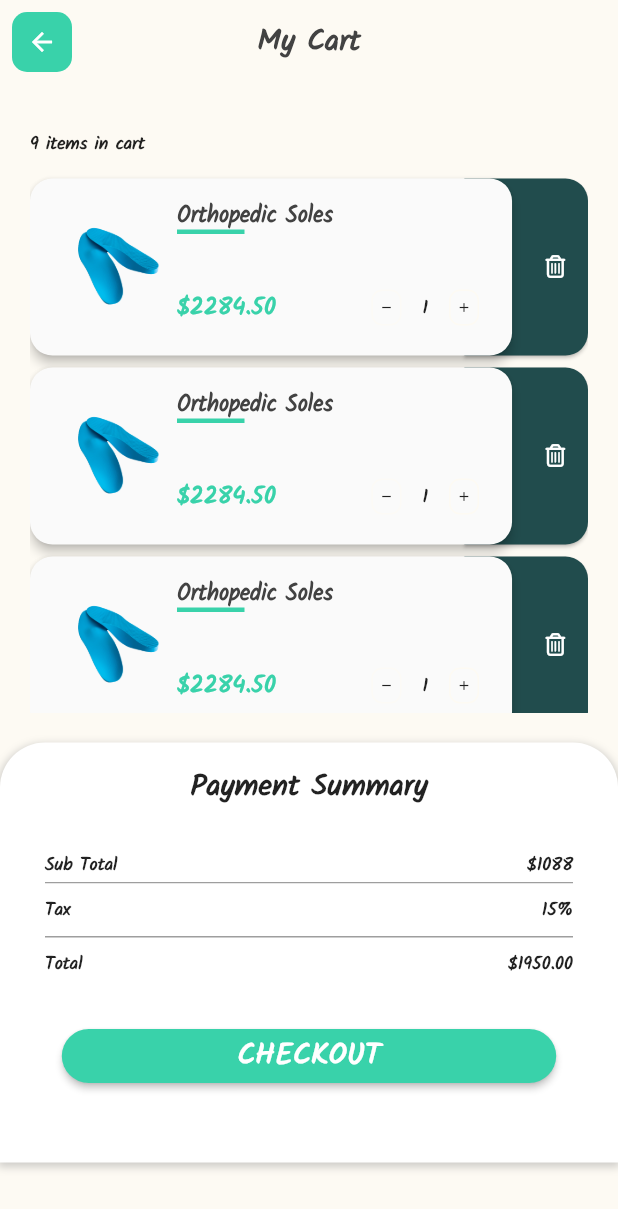
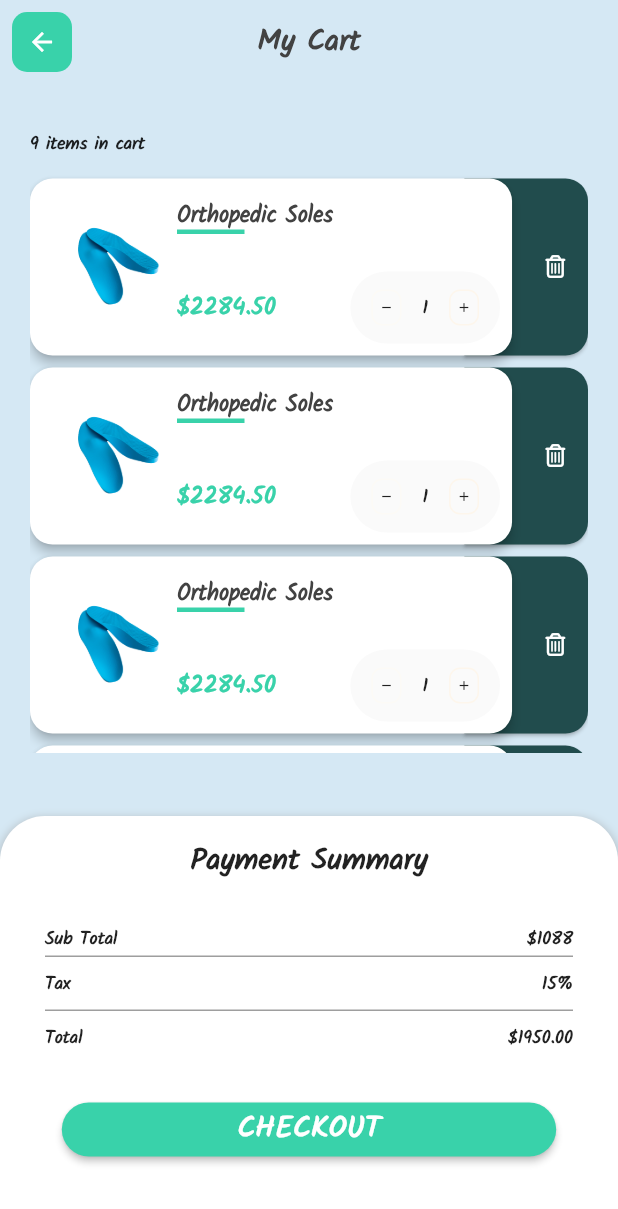
Before and after one commit to Kevin-Halll/pharmacy_store, a Flutter app: the Cart screen opened by its route, on a phone screen of 412 x 824 dp. Shown: the top 1209 px of the screen. Run offline on Flutter 3.47's test engine with Material 2 defaults, Android fonts, the phone set to English and light mode, and no system bars; our stand-ins replace font_awesome_flutter.

Commit message:
positional fixes and color adjustments

```diff
--- a/lib/screens/cart-screen.dart
+++ b/lib/screens/cart-screen.dart
@@ -19,7 +19,7 @@ class _CartState extends State<Cart> {
   Widget build(BuildContext context) {
     return SafeArea(child:
     Scaffold(
-      backgroundColor: Paints.white1,
+      backgroundColor: Color(0xFFD5E8F4),
       appBar: AppBar(
         backgroundColor: Colors.transparent,
         elevation: 0,
@@ -43,8 +43,8 @@ class _CartState extends State<Cart> {
         title: TextLG(text: "My Cart", color: Paints.darkGrey,),
       ),
 
-      body: SingleChildScrollView(
-        child: Column(
+      body: Container(
+        child: Stack(
           children: [
             Padding(
               padding: const EdgeInsets.all(20.0),
@@ -60,7 +60,7 @@ class _CartState extends State<Cart> {
                     ),
                   ),
                   SizedBox(
-                    height: 360,
+                    height: MediaQuery.of(context).size.height * 0.47,
                     child: ListView.builder(
                       itemCount: item.length,
                       itemBuilder: (context, index) {
--- a/lib/utils/colors.dart
+++ b/lib/utils/colors.dart
@@ -5,7 +5,8 @@ class Paints {
   static final secondaryColor =  Color(0xFF39D2AA);
   static final tertiaryColor =  Color(0xFFD67D00);
   // static final tertiaryColor =  Color(0xFFFCA224);
-  static final white1 = Color(0xFFFDFAF3);
+  // static final white1 = Color(0xFFFDFAF3);
+  static final white1 = Color(0xFFFDF6EC);
   static final whiteOpacity = Color(0x99FDFAF3);
   static final darkGrey = Colors.grey[800];
 }
--- a/lib/widgets/cart-card.dart
+++ b/lib/widgets/cart-card.dart
@@ -65,7 +65,7 @@ class _CartCardState extends State<CartCard> {
                 child: Material(
                   borderRadius: BorderRadius.circular(15),
 
-                  // color: Paints.darkGrey,
+                  color: Colors.white,
                   elevation: 3,
                   child: Padding(
                     padding: const EdgeInsets.all(8.0),
```
Also changed, not shown: lib/screens/products.dart (+4 -4 lines).
